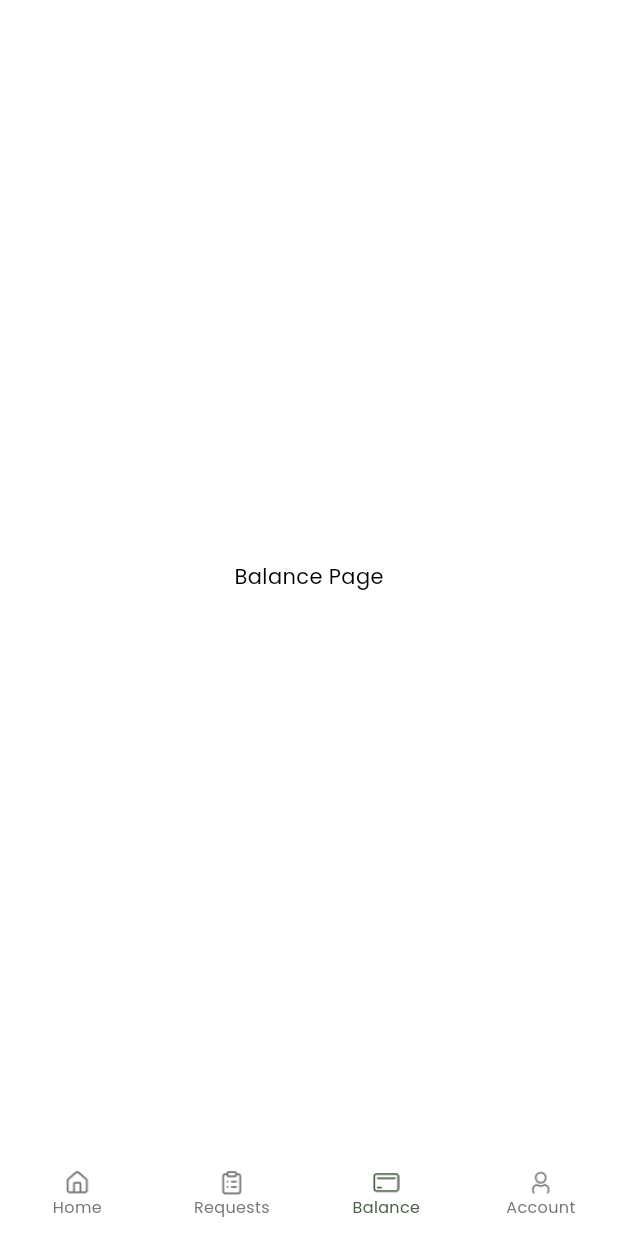
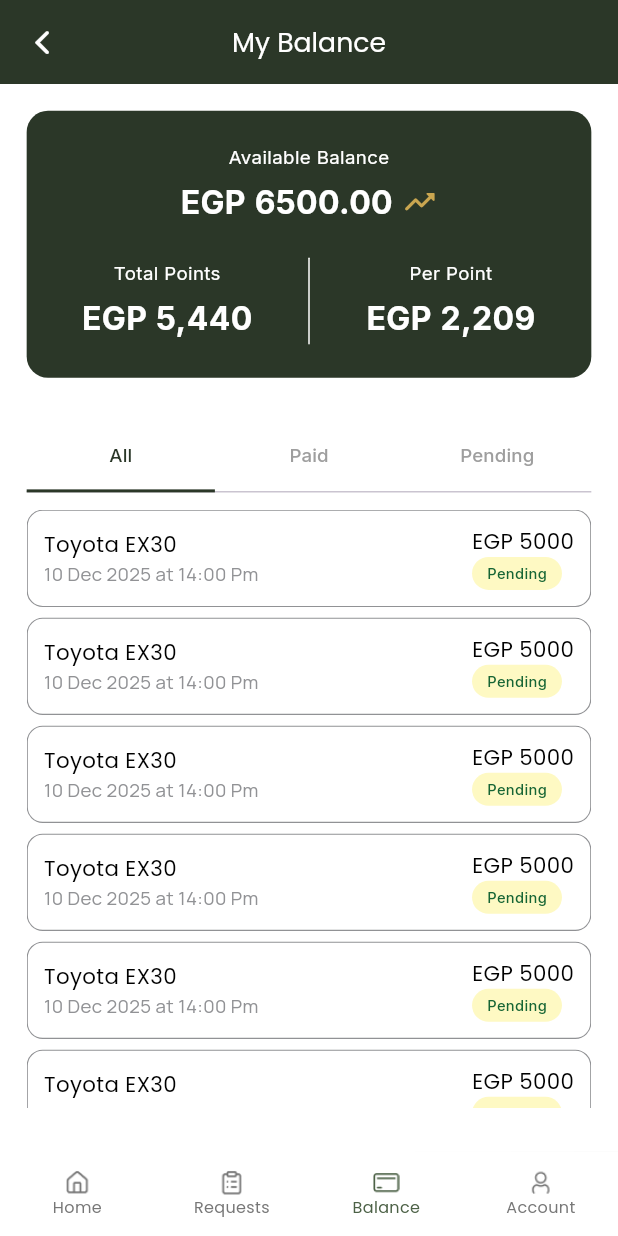
Before and after one commit to FatmaFarred/Ankh-Project-Repo, a Flutter app: the BottomNavBar screen opened by its route, item 3 of the bottom bar chosen, on a phone screen of 412 x 824 dp. Run offline on Flutter 3.47's test engine with Material 3 defaults, Android fonts, the phone set to English and light mode, and no system bars; our stand-ins replace bloc, cloud_firestore, connectivity_plus, dartz, dio, easy_stepper and 14 more; accounts and stored records are empty; project files that could hold a hidden picture were left out.

Commit message:
Finished Balance Screen Ui Finished Editing Details Screen

```diff
--- a/lib/core/constants/color_manager.dart
+++ b/lib/core/constants/color_manager.dart
@@ -7,6 +7,7 @@ abstract class ColorManager {
   static Color splashBg = const Color(0xFF191F18);
 
   static Color hintColor = const Color(0xFF919295);
+  static Color balanceColor = const Color(0xFF2B3728);
 
   static Color darkGrey = const Color(0xff777777);
   static Color lightGrey = const Color(0xffF1F2F4);
--- /dev/null
+++ b/lib/feauture/balance_screen/balance_screen.dart
@@ -0,0 +1,205 @@
+import 'package:ankh_project/feauture/balance_screen/transaction_card.dart';
+import 'package:ankh_project/l10n/app_localizations.dart';
+import 'package:flutter/cupertino.dart';
+import 'package:flutter/material.dart';
+import 'package:flutter_screenutil/flutter_screenutil.dart';
+import 'package:google_fonts/google_fonts.dart';
+
+import '../../core/constants/color_manager.dart';
+
+class BalanceScreen extends StatelessWidget {
+  const BalanceScreen({super.key});
+
+  @override
+  Widget build(BuildContext context) {
+    return DefaultTabController(
+      length: 3,
+      child: Scaffold(
+        appBar: AppBar(
+          leading: IconButton(
+            icon: const Icon(CupertinoIcons.back), // Cupertino back icon
+            color: Colors.white, // White color
+            onPressed: () => Navigator.pop(context),
+          ),
+          title: Text("My Balance"),
+          centerTitle: true,
+          backgroundColor: ColorManager.balanceColor,
+          titleTextStyle: GoogleFonts.poppins(
+            fontWeight: FontWeight.w500,
+            fontSize: 20.sp,
+          ),
+        ),
+        body: Padding(
+          padding: REdgeInsets.all(20.0),
+          child: Column(
+            children: [
+              Container(
+                padding: REdgeInsets.symmetric(vertical: 25,horizontal:32 ),
+                decoration: BoxDecoration(
+                  color: ColorManager.balanceColor,
+                  borderRadius: BorderRadius.circular(16.r),
+                ),
+                child: Column(
+                  mainAxisAlignment: MainAxisAlignment.center,
+                  children: [
+                    Text(
+                      "Available Balance",
+                      style: GoogleFonts.inter(
+                        fontSize: 14.sp,
+                        fontWeight: FontWeight.w400,
+                        color: ColorManager.white,
+                      ),
+                    ),
+                    SizedBox(height: 6.h,),
+                    Row(
+                      mainAxisAlignment: MainAxisAlignment.center,
+                      crossAxisAlignment: CrossAxisAlignment.center,
+                      children: [
+                        Text(
+                          "EGP",
+                          style: GoogleFonts.inter(
+                            fontSize: 24.sp,
+                            fontWeight: FontWeight.w700,
+                            color: ColorManager.white,
+                          ),
+                        ),
+                        SizedBox(width:6.w ,),
+                        Text(
+                          "6500.00",
+                          style: GoogleFonts.inter(
+                            fontSize: 24.sp,
+                            fontWeight: FontWeight.w700,
+                            color: ColorManager.white,
+                          ),
+                        ),
+                        SizedBox(width:6.w ,),
+                        Icon(Icons.trending_up_rounded,color: Color(0xFFCAA650))
+                      ],
+                    ),
+                    SizedBox(height: 24.h,),
+                    Row(
+                      mainAxisAlignment: MainAxisAlignment.center,
+                      children: [
+                        Expanded(
+                          child: Column(
+                            children: [
+                              Text(
+                                "Total Points",
+                                style: GoogleFonts.inter(
+                                  fontSize: 14.sp,
+                                  fontWeight: FontWeight.w400,
+                                  color: ColorManager.white,
+                                ),
+                              ),
+                              SizedBox(height: 6.h,),
+                              Row(
+                                mainAxisAlignment: MainAxisAlignment.center,
+                                children: [
+                                  Text(
+                                    "EGP",
+                                    style: GoogleFonts.inter(
+                                      fontSize: 24.sp,
+                                      fontWeight: FontWeight.w700,
+                                      color: ColorManager.white,
+                                    ),
+                                  ),
+                                  SizedBox(width:6.w ,),
+                                  Text(
+                                    "5,440",
+                                    style: GoogleFonts.inter(
+                                      fontSize: 24.sp,
+                                      fontWeight: FontWeight.w700,
+                                      color: ColorManager.white,
+                                    ),
+                                  ),
+                                ],
+                              ),
+                            ],
+                          ),
+                        ),
+                        SizedBox(width: 30.w,),
+                        Container(height: 58,width: 1,decoration: BoxDecoration(
+                          color: ColorManager.white,
+                          borderRadius: BorderRadius.circular(16.r),
+                        ),),
+                        SizedBox(width: 30.w,),
+                        Expanded(
+                          child: Column(
+                            children: [
+                              Text(
+                                "Per Point",
+                                style: GoogleFonts.inter(
+                                  fontSize: 14.sp,
+                                  fontWeight: FontWeight.w400,
+                                  color: ColorManager.white,
+                                ),
+                              ),
+                              SizedBox(height: 6.h,),
+                              Row(
+                                mainAxisAlignment: MainAxisAlignment.center,
+                                children: [
+                                  Text(
+                                    "EGP",
+                                    style: GoogleFonts.inter(
+                                      fontSize: 24.sp,
+                                      fontWeight: FontWeight.w700,
+                                      color: ColorManager.white,
+                                    ),
+                                  ),
+                                  SizedBox(width:6.w ,),
+                                  Text(
+                                    "2,209",
+                                    style: GoogleFonts.inter(
+                                      fontSize: 24.sp,
+                                      fontWeight: FontWeight.w700,
+                                      color: ColorManager.white,
+                                    ),
+                                  ),
+                                ],
+                              ),
+                            ],
+                          ),
+                        ),
+                      ],
+                    ),
+                  ],
+                ),
+              ),
+              SizedBox(height: 33.h,),
+              TabBar(
+                labelColor: ColorManager.balanceColor,
+                unselectedLabelColor: Colors.grey,
+                indicatorColor: ColorManager.balanceColor,
+                indicatorWeight: 1,
+                labelStyle: GoogleFonts.inter(fontWeight:FontWeight.w500 , fontSize: 14.sp),
+                indicatorSize: TabBarIndicatorSize.tab,
+                indicator: BoxDecoration(
+                  border: Border(
+                    bottom: BorderSide(
+                      color: ColorManager.balanceColor, // Match your theme color
+                      width: 2,
+                    ),
+                  ),
+                ),
+                tabs: [
+                  Tab(text: 'All'),
+                  Tab(text: 'Paid'),
+                  Tab(text: 'Pending'),
+                ],
+              ),
+              const Expanded(
+                child: TabBarView(
+                  children: [
+                    TransactionCard(),
+                    Center(child: Text("Paid Transactions")),
+                    Center(child: Text("Pending Transactions")),
+                  ],
+                ),
+              ),
+            ],
+          ),
+        ),
+      ),
+    );
+  }
+}
--- /dev/null
+++ b/lib/feauture/balance_screen/transaction_card.dart
@@ -0,0 +1,83 @@
+import 'package:ankh_project/core/constants/color_manager.dart';
+import 'package:flutter/material.dart';
+import 'package:flutter_screenutil/flutter_screenutil.dart';
+import 'package:google_fonts/google_fonts.dart';
+
+class TransactionCard extends StatelessWidget {
+  const TransactionCard({super.key});
+
+  @override
+  Widget build(BuildContext context) {
+    return Expanded(
+      child: Container(
+        padding: REdgeInsets.symmetric(vertical: 13),
+        child: ListView.separated(
+          itemBuilder: (context, index) {
+            return Container(
+              padding: REdgeInsets.all(12),
+              decoration: BoxDecoration(border: Border.all(
+                  width: 0.8.w,
+                  color: ColorManager.hintColor
+              ),borderRadius: BorderRadius.circular(12.r)),
+              child: Row(
+                children: [
+                  Column(
+                    crossAxisAlignment: CrossAxisAlignment.start,
+                    children: [
+                      Text(
+                        "Toyota EX30",
+                        style: GoogleFonts.poppins(
+                          fontSize: 16.sp,
+                          fontWeight: FontWeight.w500,
+                        ),
+                      ),
+                      Text(
+                        "10 Dec 2025 at 14:00 Pm",
+                        style: GoogleFonts.manrope(
+                            fontSize: 14.sp,
+                            fontWeight: FontWeight.w400,
+                            color: ColorManager.hintColor
+                        ),
+                      ),
+                    ],
+                  ),
+                  Spacer(),
+                  Column(
+                    crossAxisAlignment: CrossAxisAlignment.start,
+                    children: [
+                      Text(
+                        "EGP 5000",
+                        style: GoogleFonts.poppins(
+                          fontSize: 16.sp,
+                          fontWeight: FontWeight.w500,
+                          color: ColorManager.black
+                        ),
+                      ),
+                      Container(
+                        padding: EdgeInsets.symmetric(vertical: 4,horizontal: 10),
+                        decoration: BoxDecoration(
+                          borderRadius: BorderRadius.circular(16.r),
+                          color: Color(0xFFFEF9C3)
+                        ),
+                        child: Text(
+                          "Pending",
+                          style: GoogleFonts.inter(
+                              fontSize: 11.sp,
+                              fontWeight: FontWeight.w500,
+                              color: Color(0xFF166534)
+                          ),
+                        ),
+                      ),
+                    ],
+                  ),
+                ],
+              ),
+            );
+          },
+          separatorBuilder: (context,index){return SizedBox(height: 8.h,) ;},
+          itemCount: 6,
+        ),
+      ),
+    );
+  }
+}
--- a/lib/feauture/home_screen/bottom_nav_bar.dart
+++ b/lib/feauture/home_screen/bottom_nav_bar.dart
@@ -1,6 +1,7 @@
 import 'package:ankh_project/core/constants/assets_manager.dart';
 import 'package:ankh_project/core/constants/color_manager.dart';
 import 'package:ankh_project/core/customized_widgets/reusable_widgets/custom_search_bar.dart';
+import 'package:ankh_project/feauture/balance_screen/balance_screen.dart';
 import 'package:ankh_project/feauture/home_screen/home_screen.dart';
 import 'package:flutter/material.dart';
 import 'package:flutter_rating_bar/flutter_rating_bar.dart';
@@ -26,7 +27,7 @@ class _BottomNavBarState extends State<BottomNavBar> {
   final List<Widget> _pages = [
     HomeScreen(),
     RequestScreen(),
-    Center(child: Text("Balance Page")),
+    BalanceScreen(),
     Center(child: Text("Account Page")),
   ];
 
```
Also changed, not shown: lib/feauture/details_screen/details_screen.dart (+27 -23 lines), lib/feauture/details_screen/widgets/add_comment_section.dart (added, +82 -0 lines), lib/feauture/details_screen/widgets/status_section.dart (added, +88 -0 lines), lib/feauture/myrequest/my_request_screen.dart (+73 -41 lines).
